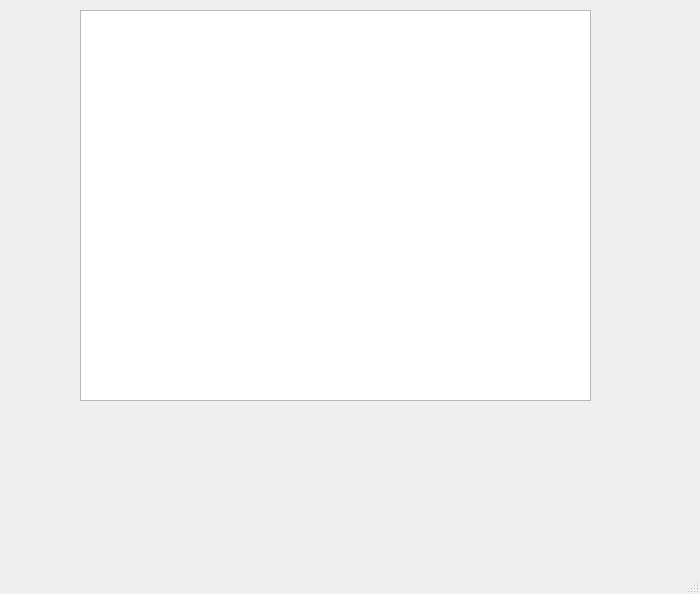
Before: the Qt Designer form CRankDlg.ui in cryyin/DataStructure_final, drawn with Qt 5.
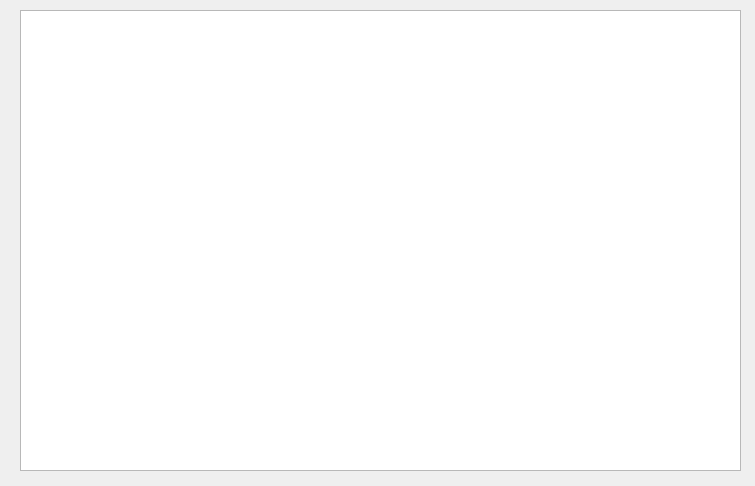
After: the same form once the commit is applied.

The edit to the form file:
```diff
--- a/CRankDlg.ui
+++ b/CRankDlg.ui
@@ -1,47 +1,28 @@
 <?xml version="1.0" encoding="UTF-8"?>
 <ui version="4.0">
  <class>CRankDlg</class>
- <widget class="QMainWindow" name="CRankDlg">
+ <widget class="QDialog" name="CRankDlg">
   <property name="geometry">
    <rect>
     <x>0</x>
     <y>0</y>
-    <width>700</width>
-    <height>594</height>
+    <width>755</width>
+    <height>486</height>
    </rect>
   </property>
   <property name="windowTitle">
    <string>MainWindow</string>
   </property>
-  <widget class="QWidget" name="centralwidget">
-   <widget class="QTableView" name="tableView">
-    <property name="geometry">
-     <rect>
-      <x>80</x>
-      <y>10</y>
-      <width>511</width>
-      <height>391</height>
-     </rect>
-    </property>
-    <property name="sortingEnabled">
-     <bool>false</bool>
-    </property>
-    <attribute name="verticalHeaderShowSortIndicator" stdset="0">
-     <bool>false</bool>
-    </attribute>
-   </widget>
-  </widget>
-  <widget class="QMenuBar" name="menubar">
+  <widget class="QTableView" name="tableView">
    <property name="geometry">
     <rect>
-     <x>0</x>
-     <y>0</y>
-     <width>700</width>
-     <height>26</height>
+     <x>20</x>
+     <y>10</y>
+     <width>721</width>
+     <height>461</height>
     </rect>
    </property>
   </widget>
-  <widget class="QStatusBar" name="statusbar"/>
  </widget>
  <resources/>
  <connections/>
```
Left out of the diff: 2 changed lines with no effect on the pictures.
